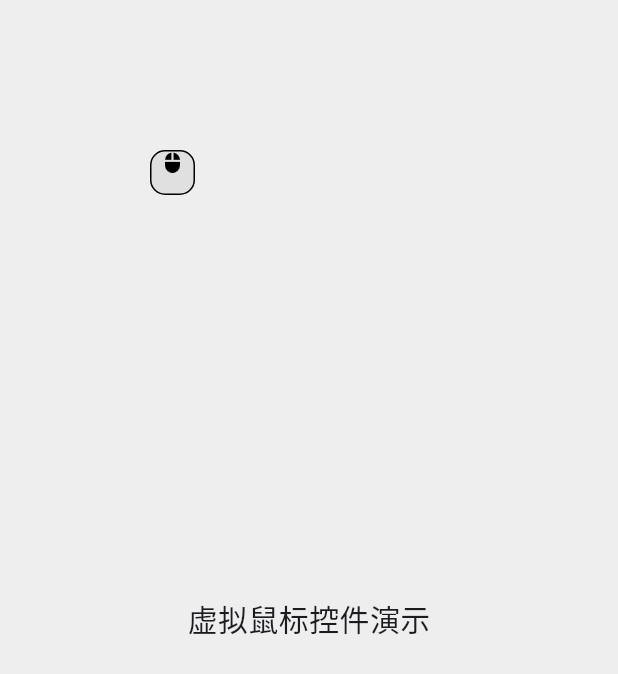
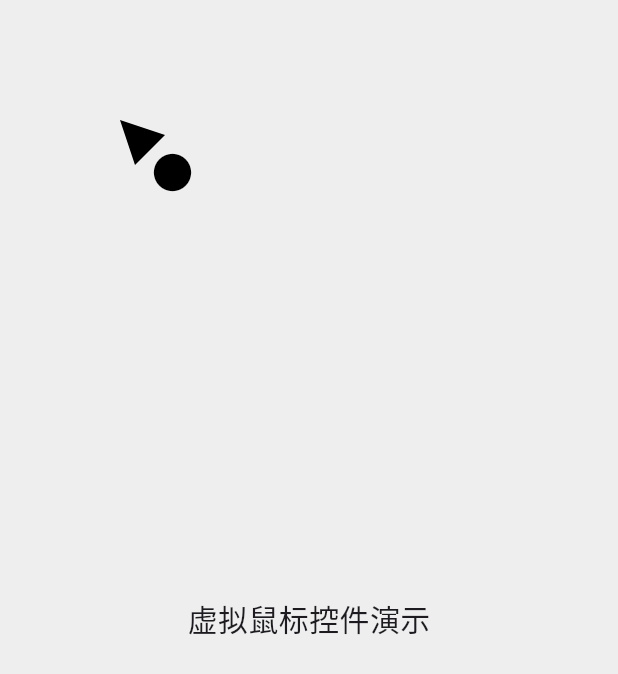
Before and after one commit to zhuhaichao518/virtual_cursor, a Flutter app: the screen it shows after launch, on a phone screen of 412 x 824 dp. Shown: the top 674 px of the screen. Run offline on Flutter 3.47's test engine with Material 3 defaults, Android fonts, the phone set to English and light mode, and no system bars.

Commit message:
paint triangle

```diff
--- a/lib/main.dart
+++ b/lib/main.dart
@@ -1,5 +1,11 @@
 import 'package:flutter/material.dart';
 
+enum CursorDirection{
+  TopLeft,
+  TopRight,
+  ButtomLeft,
+  ButtomRight
+}
 class VirtualMouse extends StatefulWidget {
   final Offset initialPosition;
 
@@ -11,6 +17,7 @@ class VirtualMouse extends StatefulWidget {
 
 class _VirtualMouseState extends State<VirtualMouse> {
   Offset position = Offset.zero;
+  CursorDirection direction = CursorDirection.TopLeft;
 
   @override
   void initState() {
@@ -27,29 +34,48 @@ class _VirtualMouseState extends State<VirtualMouse> {
   @override
   Widget build(BuildContext context) {
     return Positioned(
-      left: position.dx,
-      top: position.dy,
-      child: GestureDetector(
-        onPanUpdate: (details) {
-          moveTo(position + details.delta);
-        },
-        child: Container(
-          width: 30,
-          height: 30,
-          decoration: BoxDecoration(
-            color: Colors.grey[300],
-            borderRadius: BorderRadius.circular(10),
-            border: Border.all(color: Colors.black),
+        left: position.dx,
+        top: position.dy,
+        child: Stack(
+          clipBehavior: Clip.none,
+          children: [
+          Positioned(
+            left: -20,
+            top: -20,
+            child: CustomPaint(
+              size: Size(30, 30), // 设置三角形的宽度和高度
+              painter: CursorTrianglePainter(),
+            ),
           ),
-          child: Column(
-            mainAxisSize: MainAxisSize.min,
-            children: [
-              Icon(Icons.mouse, size: 15, color: Colors.black),
-            ],
+          GestureDetector(
+            onPanUpdate: (details) {
+              moveTo(position + details.delta);
+            },
+            child: Icon(Icons.circle, size: 30, color: Colors.black),
           ),
-        ),
-      ),
-    );
+        ]));
+  }
+}
+
+class CursorTrianglePainter extends CustomPainter {
+  @override
+  void paint(Canvas canvas, Size size) {
+    Paint paint = Paint()
+      ..color = Colors.black // 三角形颜色
+      ..style = PaintingStyle.fill; // 填充样式
+
+    Path path = Path();
+    path.moveTo(0, 0); // 起点：左下角
+    path.lineTo(size.width / 3, size.height); // 顶点：上中
+    path.lineTo(size.width, size.height/3); // 右下角
+    path.close(); // 闭合路径
+
+    canvas.drawPath(path, paint); // 绘制路径
+  }
+
+  @override
+  bool shouldRepaint(covariant CustomPainter oldDelegate) {
+    return false; // 静态绘制，不需要重绘
   }
 }
 
```
